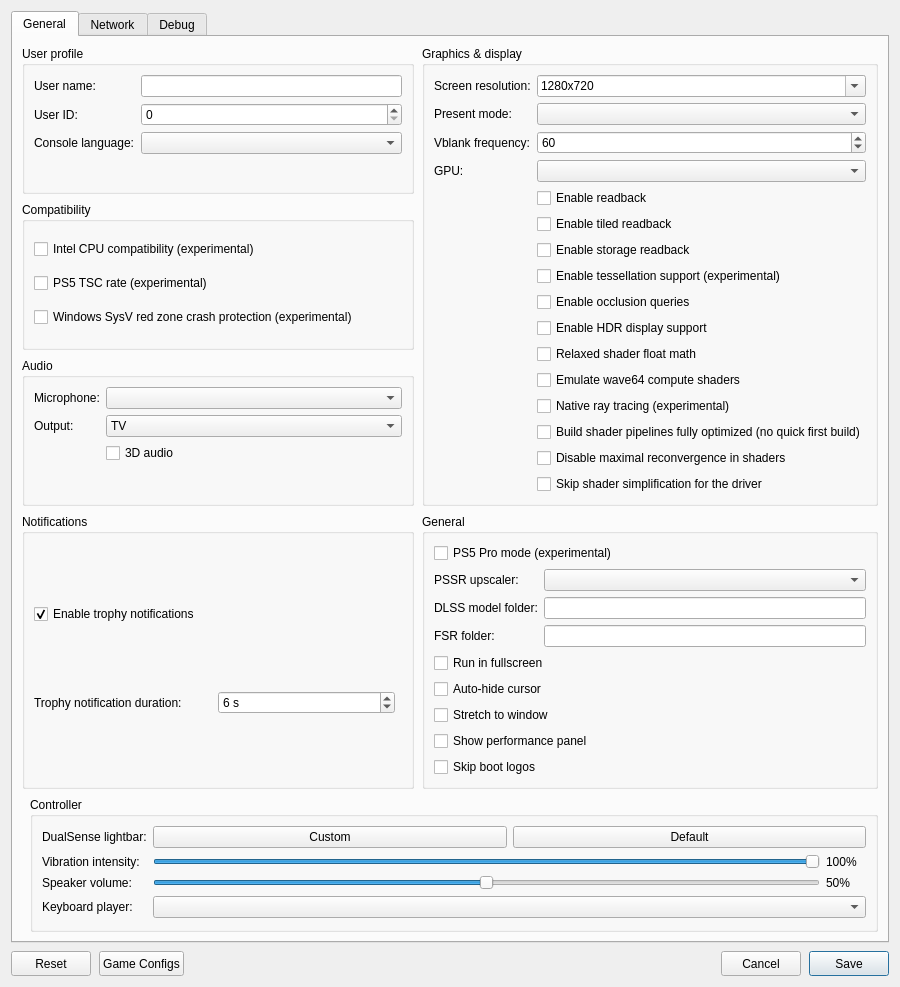
First picture: the form in src/launcher/forms/configuration_edit_dialog.ui, repository CarRamRod-963/KytyPS5, before the edit.
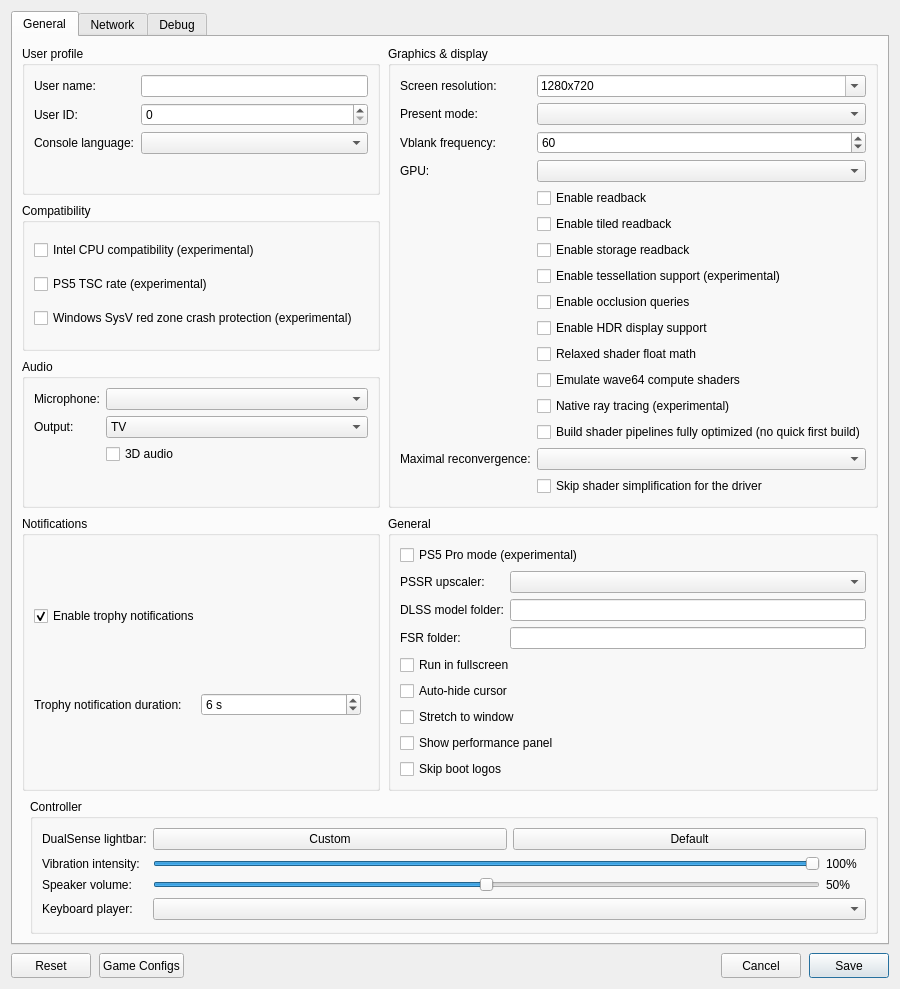
Second picture: the form after the edit. Custom widgets are drawn as their Qt base class.

Commit message: renderer: decide the maximal reconvergence request per driver

What changed in the file:
```diff
--- a/src/launcher/forms/configuration_edit_dialog.ui
+++ b/src/launcher/forms/configuration_edit_dialog.ui
@@ -241,10 +241,14 @@
               <property name="text"><string>Build shader pipelines fully optimized (no quick first build)</string></property>
              </widget>
             </item>
+            <item row="15" column="0">
+             <widget class="QLabel" name="label_maximal_reconvergence">
+              <property name="text"><string>Maximal reconvergence:</string></property>
+             </widget>
+            </item>
             <item row="15" column="1">
-             <widget class="QCheckBox" name="checkBox_no_maximal_reconvergence">
-              <property name="toolTip"><string>Do not ask the GPU driver for maximal reconvergence in shaders. Can help on GPUs whose driver crashes while building shaders with it.</string></property>
-              <property name="text"><string>Disable maximal reconvergence in shaders</string></property>
+             <widget class="QComboBox" name="comboBox_maximal_reconvergence">
+              <property name="toolTip"><string>Whether shaders ask the GPU driver for maximal reconvergence. Auto asks for it except on AMD drivers, whose shader compiler crashes with it; On and Off override Auto.</string></property>
              </widget>
             </item>
             <item row="16" column="1">
```
The commit also changes 11 other files.
